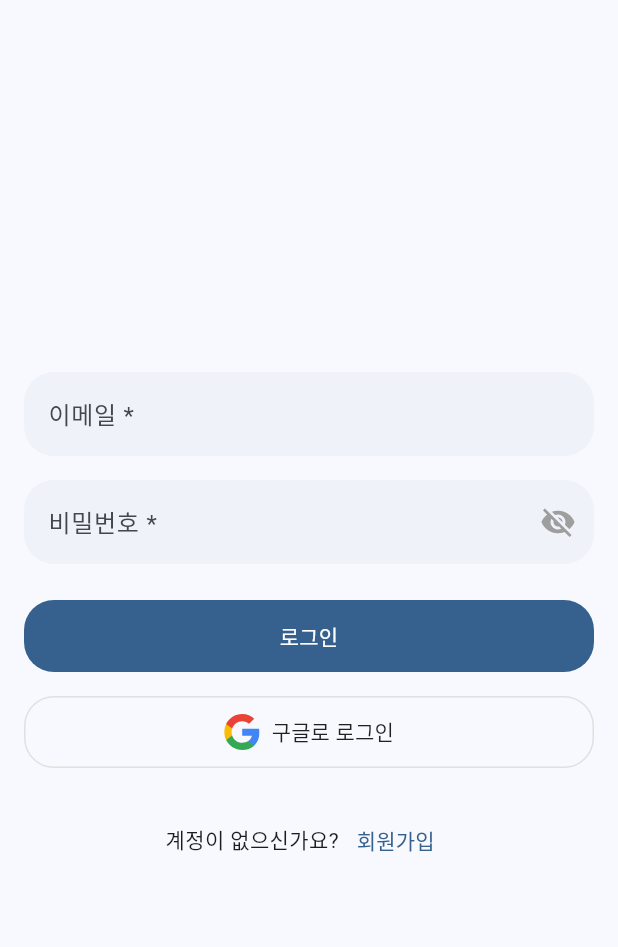
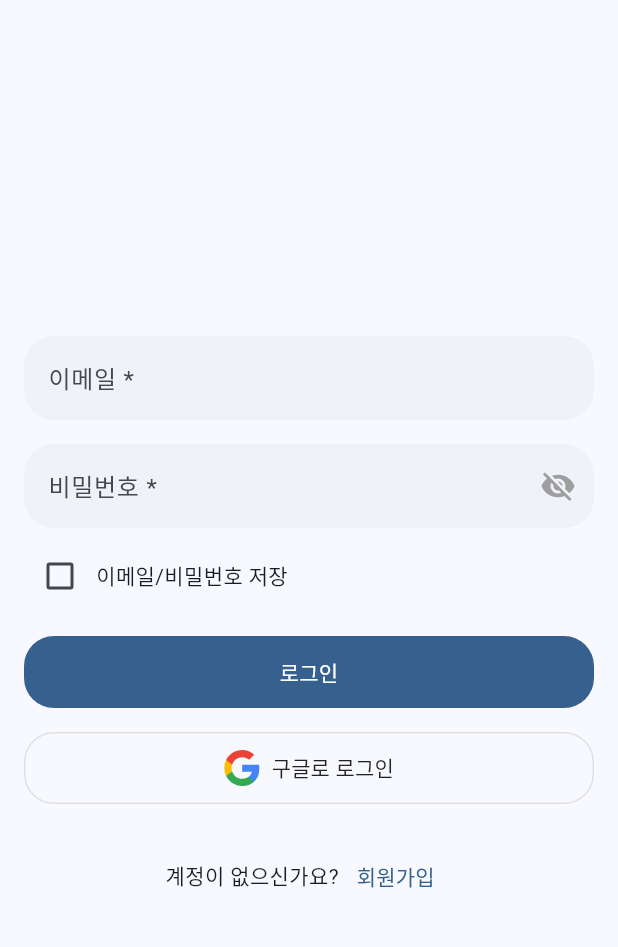
Before and after one commit to tripleyoung/reward-app, a Flutter app: the screen it shows after launch, on a phone screen of 412 x 824 dp, the part 66-1013 px from its top. Run offline on Flutter 3.47's test engine with Material 3 defaults, Android fonts, the phone set to English and light mode, and no system bars; our stand-ins replace dio, flutter_secure_storage, flutter_svg, go_router, google_sign_in, shared_preferences; missing offline and left inert: dart:html; generated files the repository leaves out were written again.

Commit message:
자동 로그인

```diff
--- a/lib/screens/auth/login_page.dart
+++ b/lib/screens/auth/login_page.dart
@@ -12,7 +12,8 @@ import '../../widgets/auth/google_login_button.dart';
 import 'package:provider/provider.dart';
 import '../../providers/auth_provider.dart';
 import 'package:flutter/foundation.dart';
-import '../../models/token_dto.dart';  // 경로 수정
+import '../../models/token_dto.dart'; // 경로 수정
+import 'package:shared_preferences/shared_preferences.dart';
 
 class LoginPage extends StatefulWidget {
   final Locale? locale;
@@ -26,7 +27,40 @@ class LoginPage extends StatefulWidget {
 class _LoginPageState extends State<LoginPage> {
   final _emailController = TextEditingController();
   final _passwordController = TextEditingController();
+  bool _rememberMe = false;  // 이메일/비밀번호 저장 상태
   late Dio _dio;
+
+  @override
+  void initState() {
+    super.initState();
+    _loadSavedCredentials();  // 저장된 로그인 정보 불러오기
+  }
+
+  // 저장된 로그인 정보 불러오기
+  Future<void> _loadSavedCredentials() async {
+    final prefs = await SharedPreferences.getInstance();
+    setState(() {
+      _rememberMe = prefs.getBool('rememberMe') ?? false;
+      if (_rememberMe) {
+        _emailController.text = prefs.getString('savedEmail') ?? '';
+        _passwordController.text = prefs.getString('savedPassword') ?? '';
+      }
+    });
+  }
+
+  // 로그인 정보 저장
+  Future<void> _saveCredentials() async {
+    final prefs = await SharedPreferences.getInstance();
+    if (_rememberMe) {
+      await prefs.setString('savedEmail', _emailController.text);
+      await prefs.setString('savedPassword', _passwordController.text);
+      await prefs.setBool('rememberMe', true);
+    } else {
+      await prefs.remove('savedEmail');
+      await prefs.remove('savedPassword');
+      await prefs.setBool('rememberMe', false);
+    }
+  }
 
   @override
   void didChangeDependencies() {
@@ -53,8 +87,9 @@ class _LoginPageState extends State<LoginPage> {
       );
 
       if (mounted && apiResponse.success && apiResponse.data != null) {
+        await _saveCredentials();  // 로그인 성공 시 credentials 저장
+
         final tokenDto = apiResponse.data!;
-
         final authProvider = Provider.of<AuthProvider>(context, listen: false);
         await authProvider.setTokens(
           accessToken: tokenDto.accessToken,
@@ -92,7 +127,25 @@ class _LoginPageState extends State<LoginPage> {
           obscureText: true,
           required: true,
         ),
-        const SizedBox(height: 24),
+        const SizedBox(height: 8),
+        // 이메일/비밀번호 저장 체크박스
+        Row(
+          children: [
+            Checkbox(
+              value: _rememberMe,
+              onChanged: (value) {
+                setState(() {
+                  _rememberMe = value ?? false;
+                });
+              },
+            ),
+            Text(
+              '이메일/비밀번호 저장',  // AppLocalizations에 추가 필요
+              style: Theme.of(context).textTheme.bodyMedium,
+            ),
+          ],
+        ),
+        const SizedBox(height: 16),
         FilledButton(
           onPressed: _handleLogin,
           style: FilledButton.styleFrom(
--- a/lib/widgets/auth/google_login_button.dart
+++ b/lib/widgets/auth/google_login_button.dart
@@ -13,7 +13,12 @@ import 'package:provider/provider.dart';
 import '../../providers/auth_provider.dart';
 
 class GoogleLoginButton extends StatelessWidget {
-  const GoogleLoginButton({super.key});
+  final String role;  // 'user', 'business', 'admin' 중 하나
+
+  const GoogleLoginButton({
+    super.key,
+    this.role = 'user'  // 기본값은 일반 사용자
+  });
 
   Future<void> _handleGoogleLogin(BuildContext context) async {
     if (kDebugMode) print('Starting Google login process');
@@ -23,9 +28,12 @@ class GoogleLoginButton extends StatelessWidget {
         if (kDebugMode) print('${kIsWeb ? "Web" : "Desktop"} platform detected');
         final baseUrl = AppConfig.apiBaseUrl;
 
+        final platform = kIsWeb ? 'web' : 'desktop';
+
         final authUrl = Uri.parse('$baseUrl/oauth2/authorization/google').replace(
           queryParameters: {
-            'platform': kIsWeb ? 'web' : 'desktop',
+            'platform': platform,  // 'web' 또는 'desktop'
+            'role': role,         // 'user', 'business', 'admin'
             'app_type': 'app'
           },
         );
```
Also changed, not shown: lib/main.dart (line endings or trailing spaces).
